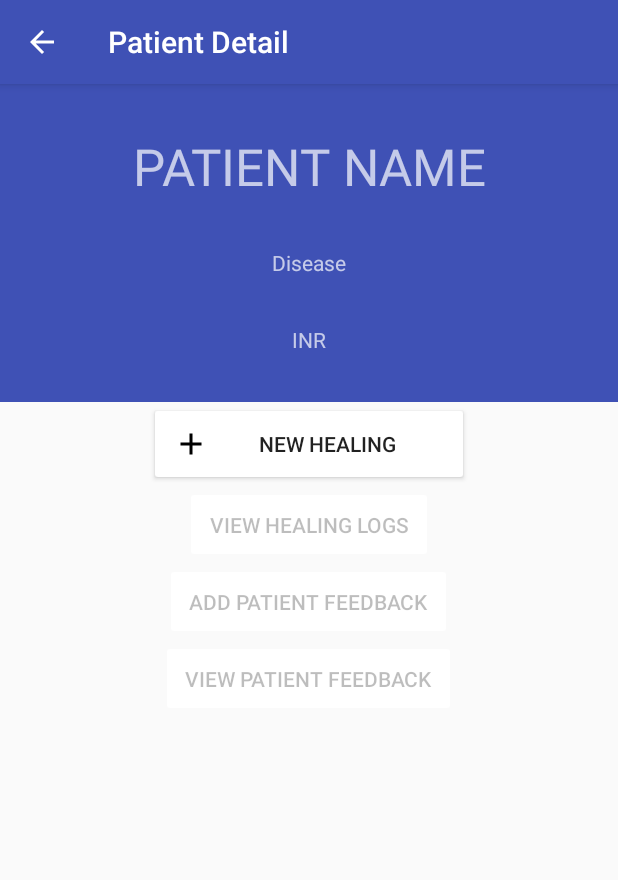
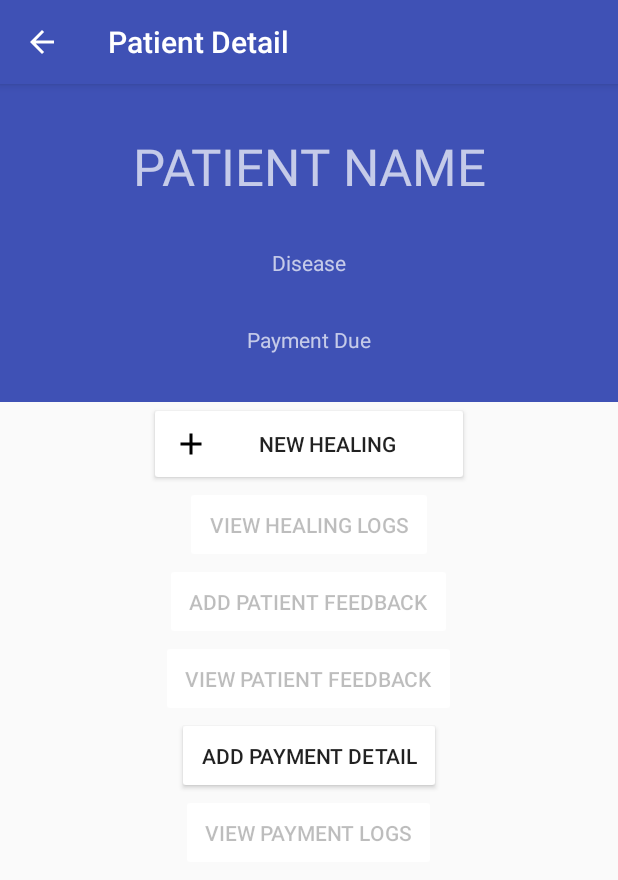
Before and after one commit to yashovardhan99/HealersDiary, an Android app: the PatientView screen opened directly, with no data from a screen before it, on a phone screen of 412 x 824 dp. Shown: the top 880 px of the screen. Run offline under Robolectric (Android 15) with nearby library versions, the phone set to English and light mode, and no system bars.

Commit message:
Added firestore integration in newPatient and Login (write only for now). Modified newPatient and patientDetail layouts. Added currency symbol for rate and amount due in newPatient

```diff
--- a/app/src/main/res/layout/activity_patient_view.xml
+++ b/app/src/main/res/layout/activity_patient_view.xml
@@ -52,7 +52,7 @@
                 android:layout_height="wrap_content"
                 android:padding="16dp"
                 android:layout_gravity="center_horizontal"
-                android:text="INR"
+                android:text="@string/payment_due"
                 android:id="@+id/bill"/>
         </LinearLayout>
 
@@ -101,6 +101,23 @@
             android:text="View Patient Feedback"
             android:enabled="false"
             android:hint="Coming soon"/>
+        <Button
+            android:layout_width="wrap_content"
+            android:layout_height="wrap_content"
+            android:padding="16dp"
+            android:elevation="4dp"
+            android:backgroundTint="#FFF"
+            android:layout_gravity="center_horizontal"
+            android:text="Add Payment Detail" />
+        <Button
+            android:layout_width="wrap_content"
+            android:layout_height="wrap_content"
+            android:padding="16dp"
+            android:elevation="4dp"
+            android:backgroundTint="#FFF"
+            android:layout_gravity="center_horizontal"
+            android:text="View Payment logs"
+            android:enabled="false"/>
 
     </LinearLayout>
     </ScrollView>
--- a/app/src/main/res/values/strings.xml
+++ b/app/src/main/res/values/strings.xml
@@ -6,4 +6,6 @@
     <string name="disease">Disease</string>
     <string name="rate">Rate per healing</string>
     <string name="signing_in">Signing In</string>
+    <string name="save">Save</string>
+    <string name="payment_due">Payment Due</string>
 </resources>
```
Also changed, not shown: app/src/main/java/com/yashovardhan99/healersdiary/Activities/Login.java (+30 -0 lines), app/src/main/java/com/yashovardhan99/healersdiary/Activities/NewPatient.java (+90 -3 lines), app/src/main/res/layout/activity_new_patient.xml (+17 -0 lines).
